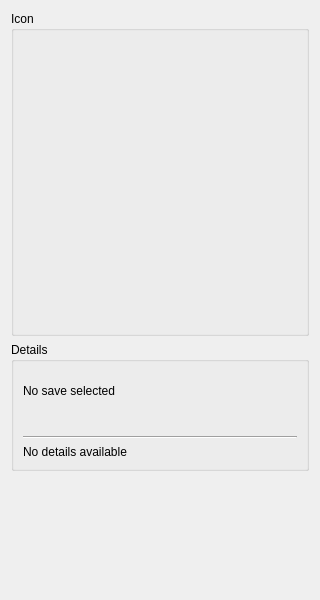
The window that src/ui/widgets/SaveDetailsPanel.ui (PCSX2/myMCpp) describes before a commit, drawn with Qt 5.
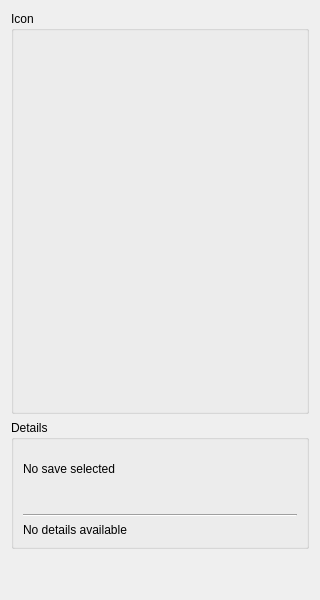
The same window after the commit.

Diff of the .ui file:
```diff
--- a/src/ui/widgets/SaveDetailsPanel.ui
+++ b/src/ui/widgets/SaveDetailsPanel.ui
@@ -10,7 +10,7 @@
     <height>600</height>
    </rect>
   </property>
-  <layout class="QVBoxLayout" name="verticalLayout">
+  <layout class="QVBoxLayout" name="verticalLayout" stretch="1,0,0">
    <item>
     <widget class="QGroupBox" name="iconGroup">
      <property name="title">
@@ -18,23 +18,32 @@
      </property>
      <layout class="QVBoxLayout" name="iconLayout">
       <item>
-       <widget class="QWidget" name="iconContainer">
+       <widget class="QWidget" name="iconControls">
+        <property name="sizePolicy">
+         <sizepolicy hsizetype="Preferred" vsizetype="Fixed">
+          <horstretch>0</horstretch>
+          <verstretch>0</verstretch>
+         </sizepolicy>
+        </property>
         <property name="minimumSize">
          <size>
-          <width>256</width>
-          <height>256</height>
+          <width>0</width>
+          <height>32</height>
          </size>
         </property>
-        <property name="maximumSize">
-         <size>
-          <width>256</width>
-          <height>256</height>
-         </size>
-        </property>
-       </widget>
-      </item>
-      <item>
        <layout class="QHBoxLayout" name="iconControlsLayout">
+         <property name="leftMargin">
+          <number>0</number>
+         </property>
+         <property name="topMargin">
+          <number>0</number>
+         </property>
+         <property name="rightMargin">
+          <number>0</number>
+         </property>
+         <property name="bottomMargin">
+          <number>0</number>
+         </property>
         <item>
          <spacer name="iconControlsLeftSpacer">
           <property name="orientation">
@@ -162,6 +171,7 @@
          </spacer>
         </item>
        </layout>
+       </widget>
       </item>
      </layout>
     </widget>
```
Lines whose indentation alone changed are shown as unchanged.
